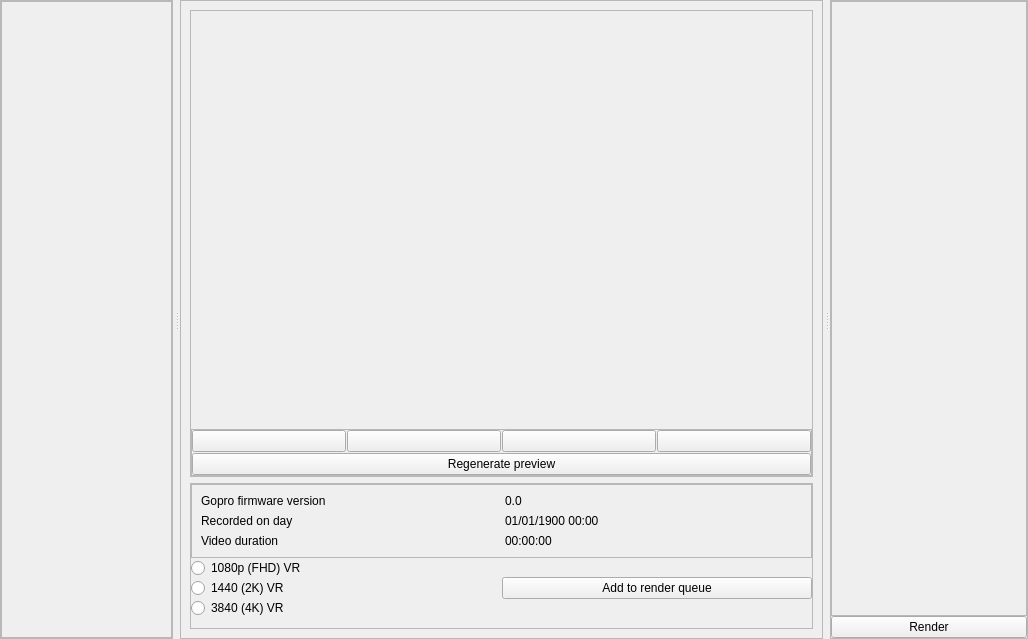
Old version of the form panes/editorpane.ui in the repository victormac3000/Fusion_ffmpeg_studio.
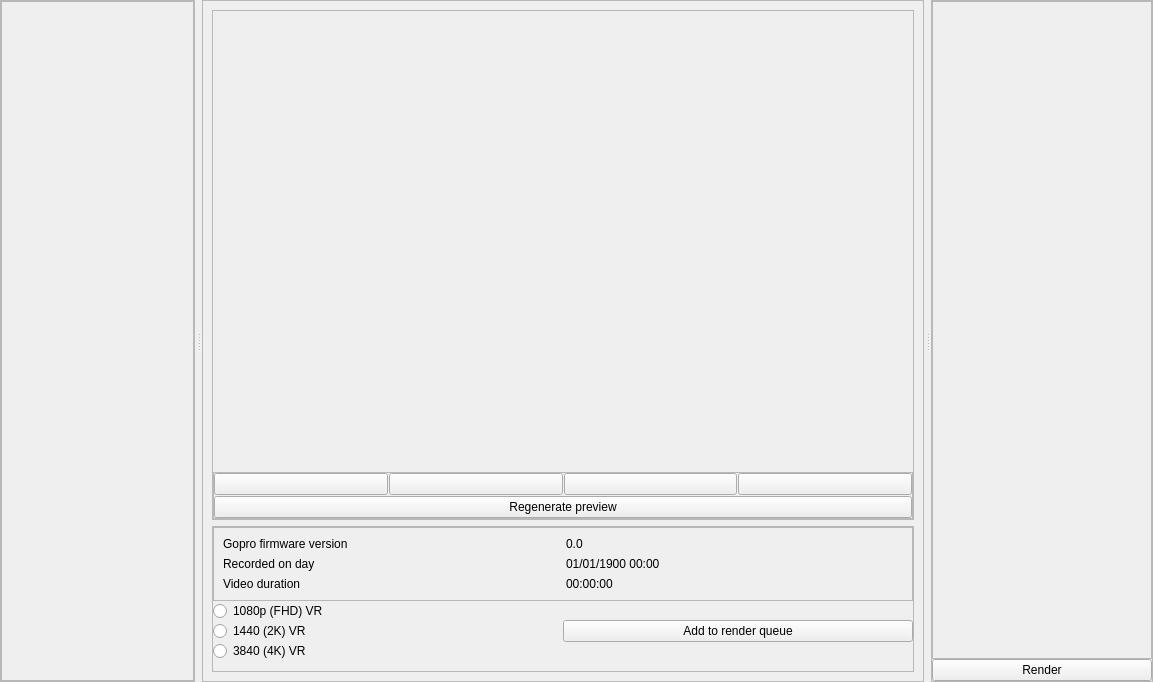
New version of the form. Icons and pictures are not drawn.

```diff
--- a/panes/editorpane.ui
+++ b/panes/editorpane.ui
@@ -6,8 +6,8 @@
    <rect>
     <x>0</x>
     <y>0</y>
-    <width>1028</width>
-    <height>639</height>
+    <width>1153</width>
+    <height>682</height>
    </rect>
   </property>
   <property name="windowTitle">
@@ -82,8 +82,8 @@
            <rect>
             <x>0</x>
             <y>0</y>
-            <width>146</width>
-            <height>635</height>
+            <width>169</width>
+            <height>678</height>
            </rect>
           </property>
           <layout class="QVBoxLayout" name="verticalLayout_6">
@@ -482,8 +482,8 @@
            <rect>
             <x>0</x>
             <y>0</y>
-            <width>159</width>
-            <height>608</height>
+            <width>179</width>
+            <height>646</height>
            </rect>
           </property>
          </widget>
```
